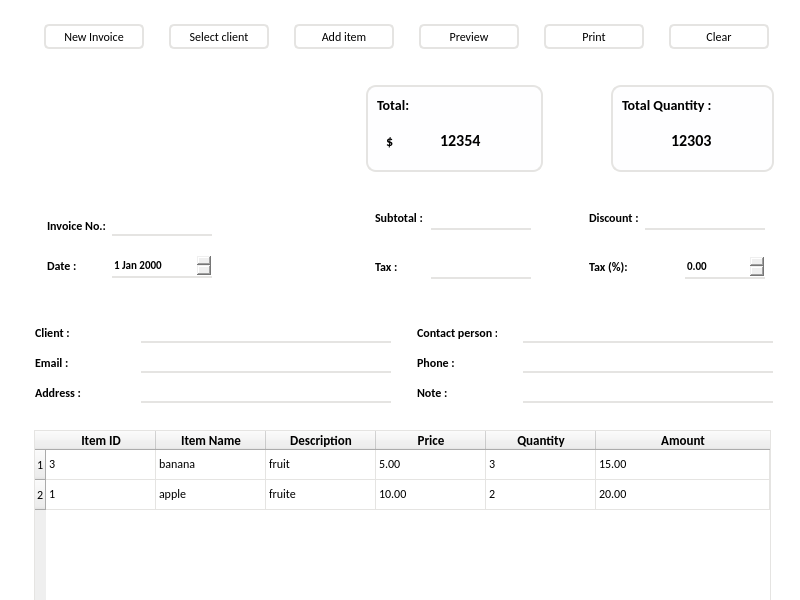
First picture: the form in invoice.ui, repository AkiraNom/PyQt-invoice-generator, before the edit.
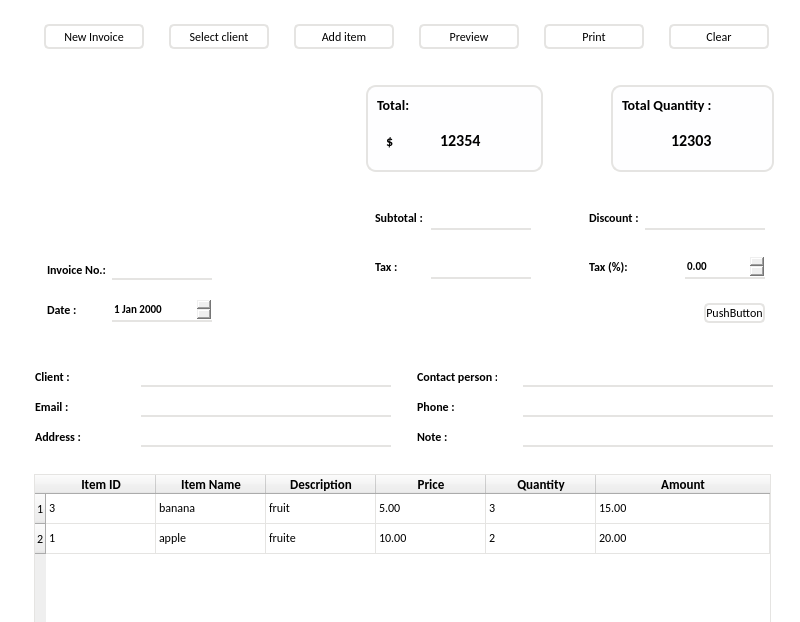
Second picture: the form after the edit. Icons and pictures are not drawn.

Commit message: add function to update summary frame as table changes

What changed in the file:
```diff
--- a/invoice.ui
+++ b/invoice.ui
@@ -7,7 +7,7 @@
     <x>0</x>
     <y>0</y>
     <width>800</width>
-    <height>600</height>
+    <height>622</height>
    </rect>
   </property>
   <property name="minimumSize">
@@ -127,7 +127,7 @@
       <x>10</x>
       <y>10</y>
       <width>800</width>
-      <height>644</height>
+      <height>649</height>
      </rect>
     </property>
     <property name="minimumSize">
@@ -1173,6 +1173,48 @@
                  </layout>
                 </widget>
                </item>
+               <item>
+                <widget class="QFrame" name="frame_5">
+                 <property name="frameShape">
+                  <enum>QFrame::StyledPanel</enum>
+                 </property>
+                 <property name="frameShadow">
+                  <enum>QFrame::Raised</enum>
+                 </property>
+                 <layout class="QHBoxLayout" name="horizontalLayout_9">
+                  <item>
+                   <widget class="QFrame" name="frame_14">
+                    <property name="frameShape">
+                     <enum>QFrame::StyledPanel</enum>
+                    </property>
+                    <property name="frameShadow">
+                     <enum>QFrame::Raised</enum>
+                    </property>
+                   </widget>
+                  </item>
+                  <item>
+                   <spacer name="horizontalSpacer_10">
+                    <property name="orientation">
+                     <enum>Qt::Horizontal</enum>
+                    </property>
+                    <property name="sizeHint" stdset="0">
+                     <size>
+                      <width>40</width>
+                      <height>20</height>
+                     </size>
+                    </property>
+                   </spacer>
+                  </item>
+                  <item>
+                   <widget class="QPushButton" name="pushButton">
+                    <property name="text">
+                     <string>PushButton</string>
+                    </property>
+                   </widget>
+                  </item>
+                 </layout>
+                </widget>
+               </item>
               </layout>
              </widget>
             </item>
```
The commit also changes 3 other files.
